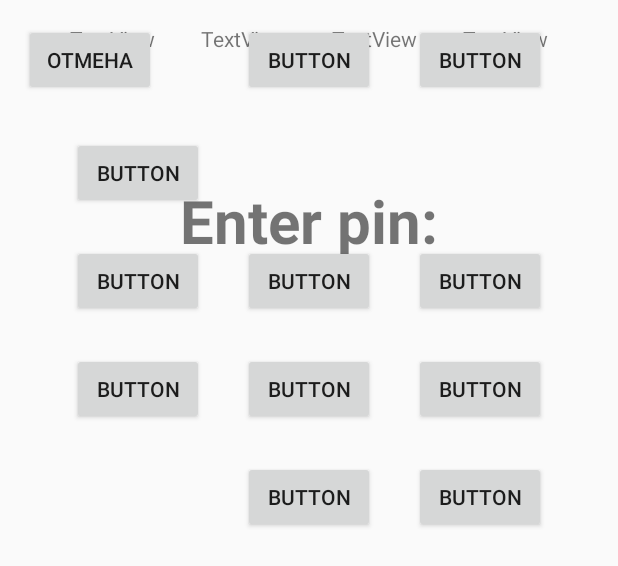
After one commit to daMelkov/Notes, an Android app: the layout activity_pin.xml on its own in the app's theme, with its tools: preview values and no code run, on a phone screen of 412 x 824 dp. The commit adds this screen. Shown: the top 566 px of the screen. Run offline under Robolectric (Android 15) with nearby library versions, the phone set to English and light mode, and no system bars.

Commit message:
pin activity layout

```diff
--- a/app/src/main/AndroidManifest.xml
+++ b/app/src/main/AndroidManifest.xml
@@ -16,6 +16,7 @@
                 <category android:name="android.intent.category.LAUNCHER" />
             </intent-filter>
         </activity>
+        <activity android:name=".SettingsActivity" />
     </application>
 
 </manifest>
--- a/app/src/main/java/com/astra/notes/MainActivity.java
+++ b/app/src/main/java/com/astra/notes/MainActivity.java
@@ -4,11 +4,12 @@ import androidx.appcompat.app.AppCompatActivity;
 import androidx.appcompat.widget.Toolbar;
 import androidx.swiperefreshlayout.widget.SwipeRefreshLayout;
 
+import android.content.ComponentName;
+import android.content.Intent;
 import android.os.Bundle;
+import android.util.Log;
 import android.view.Menu;
 import android.view.MenuItem;
-import android.view.View;
-import android.widget.AdapterView;
 import android.widget.BaseAdapter;
 import android.widget.ListView;
 import android.widget.SimpleAdapter;
@@ -19,6 +20,8 @@ import java.util.List;
 import java.util.Map;
 
 public class MainActivity extends AppCompatActivity {
+    private static final int PIN = 100;
+
     @Override
     public boolean onCreateOptionsMenu(Menu menu) {
         getMenuInflater().inflate(R.menu.menu_main, menu);
@@ -27,10 +30,20 @@ public class MainActivity extends AppCompatActivity {
 
     @Override
     public boolean onOptionsItemSelected(MenuItem item) {
-        //Intent intent = new Intent(MainActivity.this, CustomActivity.class);
-        //startActivityForResult(intent, 1);
+        if(item.getItemId() == R.id.action_settings) {
+            Intent intent = new Intent(MainActivity.this, SettingsActivity.class);
+            startActivity(intent);
+        }
 
         return true;
+    }
+
+    @Override
+    protected void onActivityResult (int requestCode, int resultCode, Intent data) {
+        super.onActivityResult(requestCode, resultCode, data);
+        if(requestCode == PIN) {
+            Log.i("PIN_ACTIVITY", "pin requested");
+        }
     }
 
     @Override
--- /dev/null
+++ b/app/src/main/java/com/astra/notes/SettingsActivity.java
@@ -0,0 +1,19 @@
+package com.astra.notes;
+
+import android.os.Bundle;
+
+import androidx.appcompat.app.AppCompatActivity;
+
+public class SettingsActivity extends AppCompatActivity {
+    @Override
+    protected void onCreate(Bundle savedInstanceState) {
+        super.onCreate(savedInstanceState);
+        setContentView(R.layout.activity_settings);
+
+        initViews();
+    }
+
+    private void initViews() {
+
+    }
+}
--- /dev/null
+++ b/app/src/main/res/layout/activity_pin.xml
@@ -0,0 +1,175 @@
+<?xml version="1.0" encoding="utf-8"?>
+<androidx.constraintlayout.widget.ConstraintLayout xmlns:android="http://schemas.android.com/apk/res/android"
+    xmlns:app="http://schemas.android.com/apk/res-auto"
+    xmlns:tools="http://schemas.android.com/tools"
+    android:layout_width="match_parent"
+    android:layout_height="match_parent"
+    android:padding="16dp">
+
+    <Button
+        android:id="@+id/button11"
+        android:layout_width="wrap_content"
+        android:layout_height="wrap_content"
+        android:layout_marginTop="24dp"
+        android:text="Button"
+        app:layout_constraintEnd_toEndOf="@+id/button9"
+        app:layout_constraintStart_toStartOf="@+id/button9"
+        app:layout_constraintTop_toBottomOf="@+id/button9" />
+
+    <Button
+        android:id="@+id/button"
+        android:layout_width="wrap_content"
+        android:layout_height="wrap_content"
+        android:text="@string/cancel"
+        app:layout_constraintStart_toStartOf="parent"
+        app:layout_constraintTop_toTopOf="parent" />
+
+    <Button
+        android:id="@+id/button2"
+        android:layout_width="wrap_content"
+        android:layout_height="wrap_content"
+        android:layout_marginStart="32dp"
+        android:layout_marginTop="56dp"
+        android:text="Button"
+        app:layout_constraintStart_toStartOf="parent"
+        app:layout_constraintTop_toBottomOf="@+id/textView2" />
+
+    <Button
+        android:id="@+id/button3"
+        android:layout_width="wrap_content"
+        android:layout_height="wrap_content"
+        android:text="Button"
+        app:layout_constraintEnd_toStartOf="@+id/button4"
+        app:layout_constraintStart_toEndOf="@+id/button2"
+        tools:layout_editor_absoluteY="247dp" />
+
+    <Button
+        android:id="@+id/button4"
+        android:layout_width="wrap_content"
+        android:layout_height="wrap_content"
+        android:layout_marginEnd="32dp"
+        android:text="Button"
+        app:layout_constraintEnd_toEndOf="parent"
+        app:layout_constraintTop_toTopOf="@+id/button3" />
+
+    <Button
+        android:id="@+id/button6"
+        android:layout_width="wrap_content"
+        android:layout_height="wrap_content"
+        android:text="Button"
+        app:layout_constraintEnd_toStartOf="@+id/button7"
+        app:layout_constraintStart_toEndOf="@+id/button5"
+        app:layout_constraintTop_toTopOf="@+id/button5" />
+
+    <Button
+        android:id="@+id/button5"
+        android:layout_width="wrap_content"
+        android:layout_height="wrap_content"
+        android:layout_marginTop="24dp"
+        android:text="Button"
+        app:layout_constraintStart_toStartOf="@+id/button2"
+        app:layout_constraintTop_toBottomOf="@+id/button2" />
+
+    <Button
+        android:id="@+id/button7"
+        android:layout_width="wrap_content"
+        android:layout_height="wrap_content"
+        android:text="Button"
+        app:layout_constraintEnd_toEndOf="@+id/button4"
+        app:layout_constraintTop_toTopOf="@+id/button6" />
+
+    <Button
+        android:id="@+id/button8"
+        android:layout_width="wrap_content"
+        android:layout_height="wrap_content"
+        android:layout_marginTop="24dp"
+        android:text="Button"
+        app:layout_constraintStart_toStartOf="@+id/button5"
+        app:layout_constraintTop_toBottomOf="@+id/button5" />
+
+    <Button
+        android:id="@+id/button9"
+        android:layout_width="wrap_content"
+        android:layout_height="wrap_content"
+        android:text="Button"
+        app:layout_constraintEnd_toStartOf="@+id/button10"
+        app:layout_constraintStart_toEndOf="@+id/button8"
+        app:layout_constraintTop_toTopOf="@+id/button8" />
+
+    <Button
+        android:id="@+id/button10"
+        android:layout_width="wrap_content"
+        android:layout_height="wrap_content"
+        android:text="Button"
+        app:layout_constraintEnd_toEndOf="@+id/button7"
+        app:layout_constraintTop_toTopOf="@+id/button9" />
+
+    <Button
+        android:id="@+id/button12"
+        android:layout_width="wrap_content"
+        android:layout_height="wrap_content"
+        android:text="Button"
+        app:layout_constraintEnd_toEndOf="@+id/button10"
+        app:layout_constraintTop_toTopOf="@+id/button11" />
+
+    <TextView
+        android:id="@+id/textView"
+        android:layout_width="match_parent"
+        android:layout_height="wrap_content"
+        android:layout_marginTop="56dp"
+        android:gravity="center"
+        android:textSize="40sp"
+        android:textStyle="bold"
+        app:layout_constraintEnd_toEndOf="parent"
+        app:layout_constraintStart_toStartOf="parent"
+        app:layout_constraintTop_toBottomOf="@+id/button"
+        tools:text="Enter pin:" />
+
+    <TextView
+        android:id="@+id/textView3"
+        android:layout_width="wrap_content"
+        android:layout_height="wrap_content"
+        android:text="TextView"
+        app:layout_constraintEnd_toStartOf="@+id/textView4"
+        app:layout_constraintHorizontal_bias="0.5"
+        app:layout_constraintStart_toEndOf="@+id/textView2"
+        app:layout_constraintTop_toTopOf="@+id/textView2" />
+
+    <TextView
+        android:id="@+id/textView2"
+        android:layout_width="wrap_content"
+        android:layout_height="wrap_content"
+        android:text="TextView"
+        app:layout_constraintEnd_toStartOf="@+id/textView3"
+        app:layout_constraintHorizontal_bias="0.5"
+        app:layout_constraintStart_toStartOf="parent"
+        tools:layout_editor_absoluteY="173dp" />
+
+    <TextView
+        android:id="@+id/textView4"
+        android:layout_width="wrap_content"
+        android:layout_height="wrap_content"
+        android:text="TextView"
+        app:layout_constraintEnd_toStartOf="@+id/textView5"
+        app:layout_constraintHorizontal_bias="0.5"
+        app:layout_constraintStart_toEndOf="@+id/textView3"
+        app:layout_constraintTop_toTopOf="@+id/textView3" />
+
+    <TextView
+        android:id="@+id/textView5"
+        android:layout_width="wrap_content"
+        android:layout_height="wrap_content"
+        android:text="TextView"
+        app:layout_constraintEnd_toEndOf="parent"
+        app:layout_constraintHorizontal_bias="0.5"
+        app:layout_constraintStart_toEndOf="@+id/textView4"
+        app:layout_constraintTop_toTopOf="@+id/textView4" />
+
+    <androidx.constraintlayout.widget.Group
+        android:id="@+id/group"
+        android:layout_width="wrap_content"
+        android:layout_height="wrap_content"
+        tools:layout_editor_absoluteX="16dp"
+        tools:layout_editor_absoluteY="16dp" />
+
+</androidx.constraintlayout.widget.ConstraintLayout>
--- a/app/src/main/res/layout/activity_settings.xml
+++ b/app/src/main/res/layout/activity_settings.xml
@@ -33,4 +33,13 @@
         app:layout_constraintTop_toTopOf="@+id/txt_pin"
         tools:ignore="UseSwitchCompatOrMaterialXml" />
 
+    <TextView
+        android:id="@+id/txt_pin_"
+        android:layout_width="wrap_content"
+        android:layout_height="wrap_content"
+        android:layout_marginTop="16dp"
+        android:text="TextView"
+        app:layout_constraintStart_toStartOf="@+id/txt_pin"
+        app:layout_constraintTop_toBottomOf="@+id/txt_pin" />
+
 </androidx.constraintlayout.widget.ConstraintLayout>
--- a/app/src/main/res/values/strings.xml
+++ b/app/src/main/res/values/strings.xml
@@ -3,4 +3,5 @@
     <string name="settings">Настройки</string>
     <string name="require_pin">Требовать пин-код при запуске приложения</string>
     <string name="pin">Пин-код</string>
+    <string name="cancel">Отмена</string>
 </resources>
```
